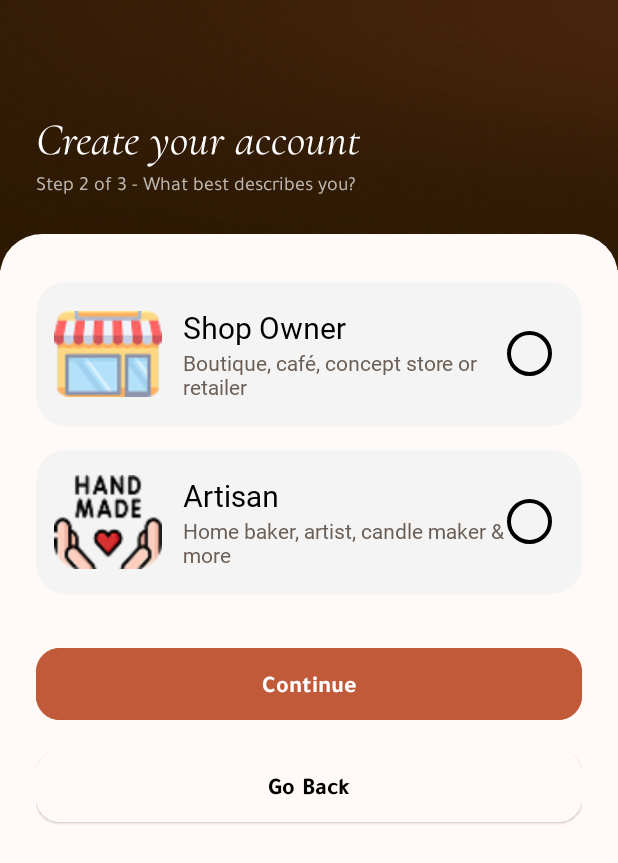
After one commit to eya568/SoukHiraf, an Android app: the ChooseRoleActivity screen opened directly, with no data from a screen before it, on a phone screen of 412 x 824 dp. The commit adds this screen. Shown: the top 863 px of the screen. Run offline under Robolectric (Android 15) with nearby library versions, the phone set to English and light mode, and no system bars.

Commit message:
Add role selection to signup flow
Add a role-selection screen for shop owners and artisans, with selectable cards and back navigation. Connect the signup continue button to the new screen and add the required Android resources and RecyclerView dependency.

```diff
--- a/app/build.gradle.kts
+++ b/app/build.gradle.kts
@@ -38,6 +38,7 @@ dependencies {
     implementation(libs.appcompat)
     implementation(libs.constraintlayout)
     implementation(libs.material)
+    implementation(libs.recyclerview)
     testImplementation(libs.junit)
     androidTestImplementation(libs.espresso.core)
     androidTestImplementation(libs.ext.junit)
--- a/app/src/main/AndroidManifest.xml
+++ b/app/src/main/AndroidManifest.xml
@@ -31,12 +31,14 @@
             android:windowSoftInputMode="adjustResize" />
         <activity
             android:name=".SignInActivity"
-
             android:exported="false"
             android:windowSoftInputMode="adjustResize" />
         <activity
             android:name=".SignUpStep1Activity"
-
+            android:exported="false"
+            android:windowSoftInputMode="adjustResize" />
+        <activity
+            android:name=".ChooseRoleActivity"
             android:exported="false"
             android:windowSoftInputMode="adjustResize" />
     </application>
--- /dev/null
+++ b/app/src/main/java/com/example/myapplication/ChooseRoleActivity.java
@@ -0,0 +1,48 @@
+package com.example.myapplication;
+
+import android.content.Intent;
+import android.os.Bundle;
+
+import androidx.activity.EdgeToEdge;
+import androidx.appcompat.app.AppCompatActivity;
+import androidx.core.graphics.Insets;
+import androidx.core.view.ViewCompat;
+import androidx.core.view.WindowInsetsCompat;
+
+import com.google.android.material.card.MaterialCardView;
+
+public class ChooseRoleActivity extends AppCompatActivity {
+
+    @Override
+    protected void onCreate(Bundle savedInstanceState) {
+        super.onCreate(savedInstanceState);
+        EdgeToEdge.enable(this);
+        setContentView(R.layout.activity_choose_role);
+        ViewCompat.setOnApplyWindowInsetsListener(findViewById(R.id.main), (v, insets) -> {
+            Insets systemBars = insets.getInsets(WindowInsetsCompat.Type.systemBars());
+            v.setPadding(systemBars.left, systemBars.top, systemBars.right, systemBars.bottom);
+            return insets;
+        });
+        MaterialCardView cardOwner = findViewById(R.id.cardOwner);
+        MaterialCardView cardArtisan = findViewById(R.id.cardArtisan);
+
+        cardOwner.setOnClickListener(v -> {
+            cardOwner.setChecked(true);
+            cardArtisan.setChecked(false);
+        });
+
+        cardArtisan.setOnClickListener(v -> {
+            cardArtisan.setChecked(true);
+            cardOwner.setChecked(false);
+        });
+
+        findViewById(R.id.btnBack).setOnClickListener(v -> finish());
+
+        findViewById(R.id.btnContinue).setOnClickListener(v -> {
+            String role = cardOwner.isChecked() ? "owner" : "artisan";
+           // Intent intent = new Intent(this, NextActivity.class);
+            //intent.putExtra("role", role);
+            //startActivity(intent);
+        });
+    }
+}
--- a/app/src/main/java/com/example/myapplication/SignUpStep1Activity.java
+++ b/app/src/main/java/com/example/myapplication/SignUpStep1Activity.java
@@ -28,4 +28,9 @@ public class SignUpStep1Activity extends AppCompatActivity {
         Intent intent = new Intent(this, SignInActivity.class);
         startActivity(intent);
     }
+
+    public void GoToRoleSelection(View view) {
+        Intent intent = new Intent(this,ChooseRoleActivity.class);
+        startActivity(intent);
+    }
 }
--- /dev/null
+++ b/app/src/main/res/color/card_bg.xml
@@ -0,0 +1,5 @@
+<?xml version="1.0" encoding="utf-8"?>
+<selector xmlns:android="http://schemas.android.com/apk/res/android">
+    <item android:color="#FFFFFF" android:state_checked="true" />
+    <item android:color="#F4F4F4" />
+</selector>
--- /dev/null
+++ b/app/src/main/res/drawable/radio_circle.xml
@@ -0,0 +1,28 @@
+<?xml version="1.0" encoding="utf-8"?>
+<selector xmlns:android="http://schemas.android.com/apk/res/android">
+    <item android:state_checked="true">
+        <layer-list>
+            <item>
+                <shape android:shape="oval">
+                    <stroke android:width="2.5dp" android:color="@color/black" />
+                    <size android:width="30dp" android:height="30dp" />
+                </shape>
+            </item>
+            <item
+                android:bottom="7dp"
+                android:left="7dp"
+                android:right="7dp"
+                android:top="7dp">
+                <shape android:shape="oval">
+                    <solid android:color="@color/black" />
+                </shape>
+            </item>
+        </layer-list>
+    </item>
+    <item>
+        <shape android:shape="oval">
+            <stroke android:width="2.5dp" android:color="@color/black" />
+            <size android:width="30dp" android:height="30dp" />
+        </shape>
+    </item>
+</selector>
--- /dev/null
+++ b/app/src/main/res/layout/activity_choose_role.xml
@@ -0,0 +1,212 @@
+<?xml version="1.0" encoding="utf-8"?>
+<ScrollView xmlns:android="http://schemas.android.com/apk/res/android"
+    xmlns:app="http://schemas.android.com/apk/res-auto"
+    xmlns:tools="http://schemas.android.com/tools"
+    android:id="@+id/main"
+    android:layout_width="match_parent"
+    android:layout_height="match_parent"
+    android:background="@color/secondary_button"
+    android:fillViewport="true"
+    android:overScrollMode="never"
+    tools:context=".SignUpStep1Activity">
+
+    <LinearLayout
+        android:layout_width="match_parent"
+        android:layout_height="wrap_content"
+        android:orientation="vertical">
+
+        <LinearLayout
+            android:layout_width="match_parent"
+            android:layout_height="180dp"
+            android:background="@drawable/loading_background"
+            android:gravity="bottom"
+            android:orientation="vertical"
+            android:paddingStart="24dp"
+            android:paddingEnd="24dp"
+            android:paddingBottom="48dp">
+
+            <TextView
+                android:layout_width="wrap_content"
+                android:layout_height="wrap_content"
+                android:fontFamily="@font/cormorant_garamond_italic"
+                android:text="@string/create_account_title"
+                android:textColor="@color/white"
+                android:textSize="30sp" />
+
+            <TextView
+                android:layout_width="wrap_content"
+                android:layout_height="wrap_content"
+                android:layout_marginTop="2dp"
+                android:alpha="0.7"
+                android:fontFamily="@font/tajawal_regular"
+                android:text="@string/step_2_subtitle"
+                android:textColor="@color/white"
+                android:textSize="13sp" />
+        </LinearLayout>
+
+        <LinearLayout
+            android:layout_width="match_parent"
+            android:layout_height="wrap_content"
+            android:layout_marginTop="-24dp"
+            android:background="@drawable/bg_form_sheet"
+            android:orientation="vertical"
+            android:paddingStart="24dp"
+            android:paddingTop="32dp"
+            android:paddingEnd="24dp"
+            android:paddingBottom="32dp">
+
+            <com.google.android.material.card.MaterialCardView
+                android:id="@+id/cardOwner"
+                android:layout_width="match_parent"
+                android:layout_height="96dp"
+                android:checkable="true"
+                android:checked="true"
+                android:clickable="true"
+                android:focusable="true"
+                app:cardBackgroundColor="@color/card_bg"
+                app:cardCornerRadius="20dp"
+                app:cardElevation="0dp"
+                app:checkedIcon="@null"
+                app:strokeWidth="0dp">
+
+                <LinearLayout
+                    android:layout_width="match_parent"
+                    android:layout_height="match_parent"
+                    android:gravity="center_vertical"
+                    android:orientation="horizontal"
+                    android:duplicateParentState="true"
+
+                    android:paddingStart="12dp"
+                    android:paddingEnd="20dp">
+
+                    <ImageView
+                        android:layout_width="72dp"
+                        android:layout_height="72dp"
+                        android:contentDescription="@null"
+                        android:src="@drawable/ic_shop" />
+
+                    <LinearLayout
+                        android:layout_width="0dp"
+                        android:layout_height="wrap_content"
+                        android:layout_marginStart="14dp"
+                        android:layout_weight="1"
+                        android:orientation="vertical">
+
+                        <TextView
+                            android:layout_width="wrap_content"
+                            android:layout_height="wrap_content"
+                            android:fontFamily="@font/cormorant_garamond_bold"
+                            android:text="@string/role_owner_title"
+                            android:textColor="@color/black"
+                            android:textSize="20sp" />
+
+                        <TextView
+                            android:layout_width="wrap_content"
+                            android:layout_height="wrap_content"
+                            android:fontFamily="@font/cormorant_garamond_regular"
+                            android:text="@string/role_owner_desc"
+                            android:textColor="@color/sub_text"
+                            android:textSize="14sp" />
+                    </LinearLayout>
+
+                    <View
+                        android:layout_width="30dp"
+                        android:layout_height="30dp"
+                        android:background="@drawable/radio_circle"
+                        android:duplicateParentState="true" />
+                </LinearLayout>
+            </com.google.android.material.card.MaterialCardView>
+
+            <com.google.android.material.card.MaterialCardView
+                android:id="@+id/cardArtisan"
+                android:layout_width="match_parent"
+                android:layout_height="96dp"
+                android:layout_marginTop="16dp"
+                android:checkable="true"
+                android:clickable="true"
+                android:focusable="true"
+                app:cardBackgroundColor="@color/card_bg"
+                app:cardCornerRadius="20dp"
+                app:cardElevation="0dp"
+                app:checkedIcon="@null"
+                app:strokeWidth="0dp">
+
+                <LinearLayout
+                    android:layout_width="match_parent"
+                    android:layout_height="match_parent"
+                    android:gravity="center_vertical"
+                    android:duplicateParentState="true"
+
+                    android:orientation="horizontal"
+                    android:paddingStart="12dp"
+                    android:paddingEnd="20dp">
+
+                    <ImageView
+                        android:layout_width="72dp"
+                        android:layout_height="72dp"
+                        android:contentDescription="@null"
+                        android:src="@drawable/ic_artisan" />
+
+                    <LinearLayout
+                        android:layout_width="0dp"
+                        android:layout_height="wrap_content"
+                        android:layout_marginStart="14dp"
+                        android:layout_weight="1"
+                        android:orientation="vertical">
+
+                        <TextView
+                            android:layout_width="wrap_content"
+                            android:layout_height="wrap_content"
+                            android:fontFamily="@font/cormorant_garamond_bold"
+                            android:text="@string/role_artisan_title"
+                            android:textColor="@color/black"
+                            android:textSize="20sp" />
+
+                        <TextView
+                            android:layout_width="wrap_content"
+                            android:layout_height="wrap_content"
+                            android:fontFamily="@font/cormorant_garamond_regular"
+                            android:text="@string/role_artisan_desc"
+                            android:textColor="@color/sub_text"
+                            android:textSize="14sp" />
+                    </LinearLayout>
+
+                    <View
+                        android:layout_width="30dp"
+                        android:layout_height="30dp"
+                        android:background="@drawable/radio_circle"
+                        android:duplicateParentState="true" />
+                </LinearLayout>
+            </com.google.android.material.card.MaterialCardView>
+
+            <com.google.android.material.button.MaterialButton
+                android:id="@+id/btnContinue"
+                android:layout_width="match_parent"
+                android:layout_height="56dp"
+                android:layout_marginTop="32dp"
+                android:backgroundTint="@color/primary"
+                android:fontFamily="@font/tajawal_bold"
+                android:gravity="center"
+                android:text="@string/continue_arrow"
+                android:textAllCaps="false"
+                android:textColor="@color/white"
+                android:textSize="16sp"
+                app:cornerRadius="16dp" />
+
+            <com.google.android.material.button.MaterialButton
+                android:id="@+id/btnBack"
+                style="@style/Widget.Material3.Button.ElevatedButton"
+                android:layout_width="match_parent"
+                android:layout_height="56dp"
+                android:layout_marginTop="12dp"
+                android:backgroundTint="@color/secondary_button"
+                android:fontFamily="@font/tajawal_bold"
+                android:gravity="center"
+                android:text="@string/go_back"
+                android:textAllCaps="false"
+                android:textColor="@color/black"
+                android:textSize="16sp"
+                app:cornerRadius="16dp" />
+        </LinearLayout>
+    </LinearLayout>
+</ScrollView>
--- a/app/src/main/res/layout/activity_sign_up_step1.xml
+++ b/app/src/main/res/layout/activity_sign_up_step1.xml
@@ -45,7 +45,6 @@
                 android:textSize="13sp" />
         </LinearLayout>
 
-        <!-- Form sheet (overlaps header) -->
         <LinearLayout
             android:layout_width="match_parent"
             android:layout_height="wrap_content"
@@ -167,6 +166,8 @@
                 android:inputType="textPassword" />
 
             <!-- Continue -->
+
+            <!-- Divider -->
             <com.google.android.material.button.MaterialButton
                 android:id="@+id/btnContinue"
                 android:layout_width="match_parent"
@@ -176,12 +177,12 @@
                 android:fontFamily="@font/tajawal_bold"
                 android:gravity="center"
                 android:text="@string/continue_arrow"
+                android:onClick="GoToRoleSelection"
                 android:textAllCaps="false"
                 android:textColor="@color/white"
                 android:textSize="16sp"
                 app:cornerRadius="16dp" />
 
-            <!-- Divider -->
             <LinearLayout
                 android:layout_width="match_parent"
                 android:layout_height="wrap_content"
--- a/app/src/main/res/values/strings.xml
+++ b/app/src/main/res/values/strings.xml
@@ -39,4 +39,10 @@
     <string name="continue_arrow">Continue</string>
     <string name="have_account">Already have an account?</string>
     <string name="sign_in_link">Sign in</string>
+    <string name="step_2_subtitle">Step 2 of 3 - What best describes you?</string>
+    <string name="role_owner_title">Shop Owner</string>
+    <string name="role_owner_desc">Boutique, café, concept store or retailer</string>
+    <string name="role_artisan_title">Artisan</string>
+    <string name="role_artisan_desc">Home baker, artist, candle maker &amp; more</string>
+    <string name="go_back">Go Back</string>
 </resources>
--- a/gradle/libs.versions.toml
+++ b/gradle/libs.versions.toml
@@ -7,6 +7,7 @@ appcompat = "1.8.0"
 material = "1.14.0"
 activityKtx = "1.13.0"
 constraintlayout = "2.2.2"
+recyclerview = "1.4.0"
 
 [libraries]
 junit = { group = "junit", name = "junit", version.ref = "junit" }
@@ -16,6 +17,7 @@ appcompat = { group = "androidx.appcompat", name = "appcompat", version.ref = "a
 material = { group = "com.google.android.material", name = "material", version.ref = "material" }
 activity-ktx = { group = "androidx.activity", name = "activity-ktx", version.ref = "activityKtx" }
 constraintlayout = { group = "androidx.constraintlayout", name = "constraintlayout", version.ref = "constraintlayout" }
+recyclerview = { group = "androidx.recyclerview", name = "recyclerview", version.ref = "recyclerview" }
 
 [plugins]
 android-application = { id = "com.android.application", version.ref = "agp" }
```
Also changed, not shown: app/src/main/res/drawable/ic_artisan.png (added), app/src/main/res/drawable/ic_shop.png (added), 1 other file.
